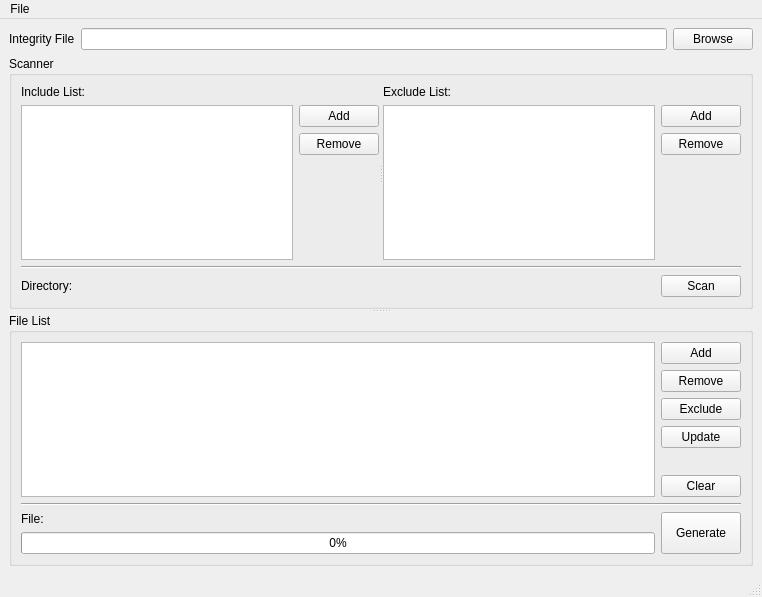
Before: the Qt Designer form Source/ZETools/ZEITIntegrityTool/ZEITIntegrityToolWindow.ui in orcun-gokbulut/ze, drawn with Qt 5.
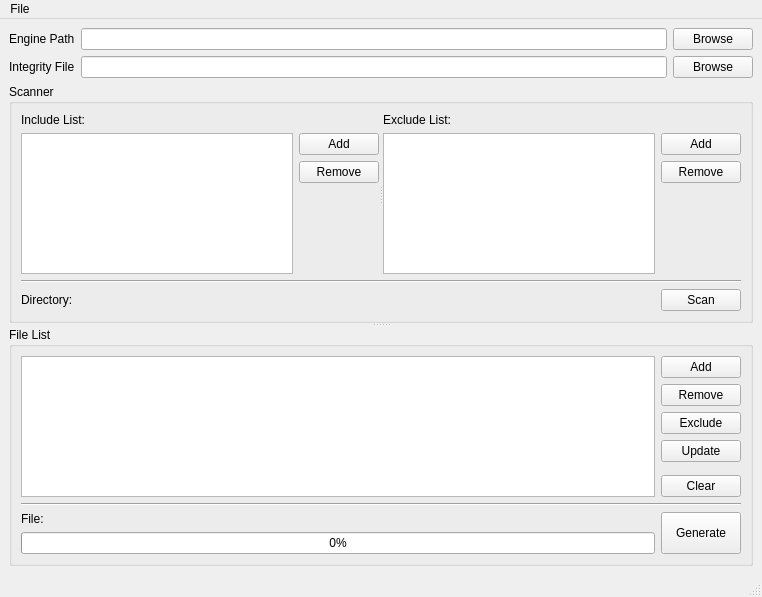
After: the same form once the commit is applied. Icons and pictures are not drawn.

Commit message: ADD: Customizable Engine Path support has been added to ZEITIntegrityTool. FIX: Long file name unseen problem in ZZELNLauncher Integrity module has been fixed.

```diff
--- a/Source/ZETools/ZEITIntegrityTool/ZEITIntegrityToolWindow.ui
+++ b/Source/ZETools/ZEITIntegrityTool/ZEITIntegrityToolWindow.ui
@@ -20,23 +20,48 @@
   <widget class="QWidget" name="centralwidget">
    <layout class="QVBoxLayout" name="verticalLayout_8">
     <item>
-     <layout class="QHBoxLayout" name="horizontalLayout_3">
-      <item>
+     <layout class="QFormLayout" name="formLayout">
+      <item row="0" column="0">
        <widget class="QLabel" name="label_5">
         <property name="text">
+         <string>Engine Path</string>
+        </property>
+       </widget>
+      </item>
+      <item row="0" column="1">
+       <layout class="QHBoxLayout" name="horizontalLayout_3">
+        <item>
+         <widget class="QLineEdit" name="txtEnginePath"/>
+        </item>
+        <item>
+         <widget class="QPushButton" name="btnBrowseEnginePath">
+          <property name="text">
+           <string>Browse</string>
+          </property>
+         </widget>
+        </item>
+       </layout>
+      </item>
+      <item row="1" column="0">
+       <widget class="QLabel" name="label_7">
+        <property name="text">
          <string>Integrity File</string>
         </property>
        </widget>
       </item>
+      <item row="1" column="1">
+       <layout class="QHBoxLayout" name="horizontalLayout_9">
       <item>
        <widget class="QLineEdit" name="txtIntegrityFile"/>
       </item>
       <item>
-       <widget class="QPushButton" name="btnBrowse">
+         <widget class="QPushButton" name="btnBrowseIntegrityFile">
         <property name="text">
          <string>Browse</string>
         </property>
        </widget>
+        </item>
+       </layout>
       </item>
      </layout>
     </item>
```
Lines whose indentation alone changed are shown as unchanged. The commit also changes 7 other files.
